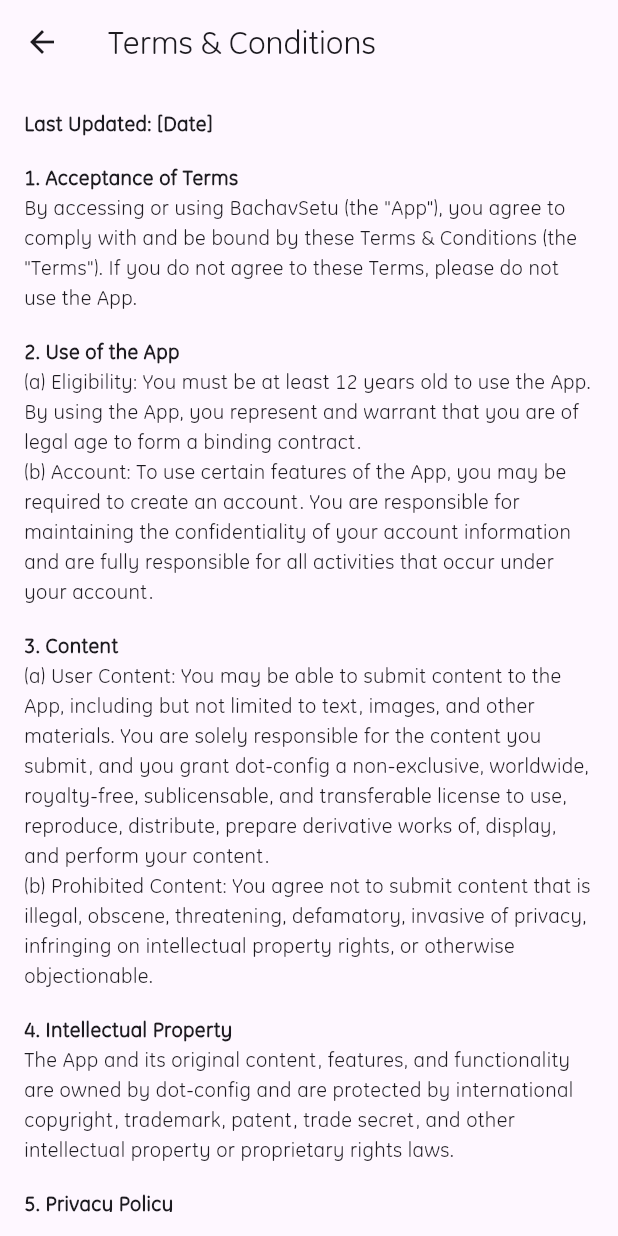
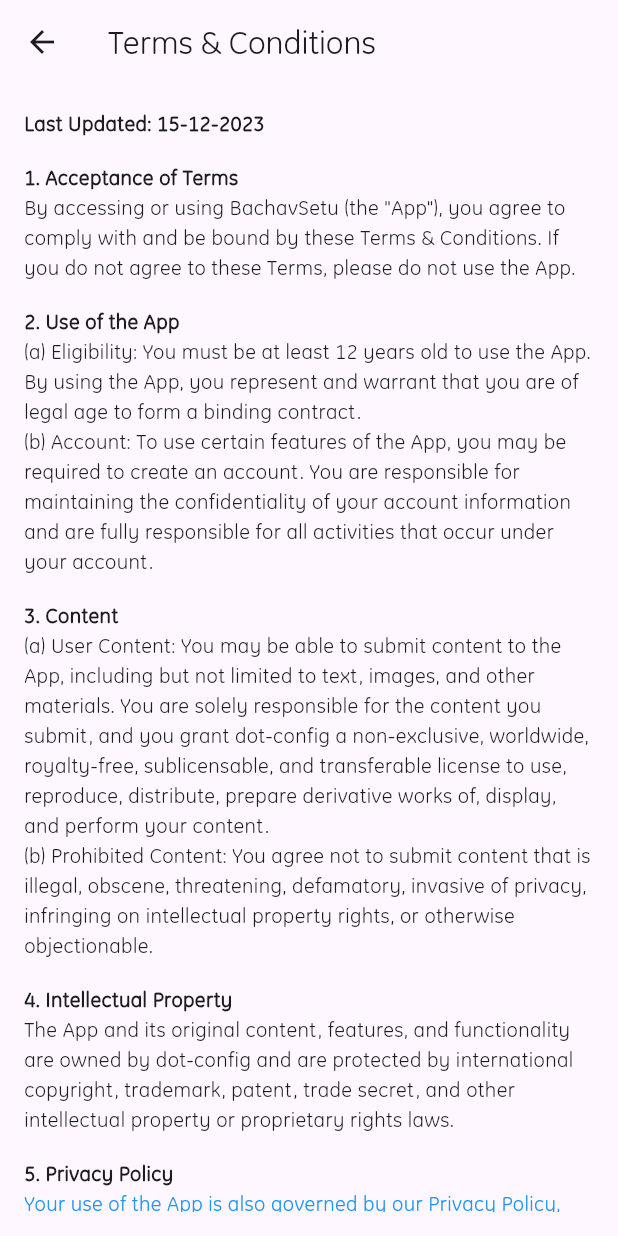
Before and after one commit to dot-config-IIITS/application-SIH-BachavSetu, a Flutter app: the TermsAndConditionsPage screen opened directly, on a phone screen of 412 x 824 dp. Run offline on Flutter 3.47's test engine with Material 3 defaults, Android fonts, the phone set to English and light mode, and no system bars; our stand-ins replace curved_navigation_bar, flutter_map, image_picker, ionicons, latlong2, socket_io_client.

Commit message:
Minor changes in Terms & Conditions and Privacy Policy

```diff
--- a/bachavsetu/lib/settings/other/privacy_policy.dart
+++ b/bachavsetu/lib/settings/other/privacy_policy.dart
@@ -78,7 +78,7 @@ class PrivacyPolicyPage extends StatelessWidget {
                       MaterialPageRoute(builder: (context) => ContactUsPage()));
                 },
                 child: const Text(
-                  'If you have any questions about our Privacy Policy, please contact us at Contact Information.',
+                  'If you have any questions about our Privacy Policy, please contact us here.',
                   style: TextStyle(
                     color: Colors.blue,
                     decoration: TextDecoration.underline,
--- a/bachavsetu/lib/settings/other/terms_and_conditions.dart
+++ b/bachavsetu/lib/settings/other/terms_and_conditions.dart
@@ -17,7 +17,7 @@ class TermsAndConditionsPage extends StatelessWidget {
             crossAxisAlignment: CrossAxisAlignment.start,
             children: [
               const Text(
-                'Last Updated: [Date]',
+                'Last Updated: 15-12-2023',
                 style: TextStyle(fontWeight: FontWeight.bold),
               ),
               const SizedBox(height: 16.0),
@@ -26,7 +26,7 @@ class TermsAndConditionsPage extends StatelessWidget {
                 style: TextStyle(fontWeight: FontWeight.bold),
               ),
               const Text(
-                'By accessing or using BachavSetu (the "App"), you agree to comply with and be bound by these Terms & Conditions (the "Terms"). If you do not agree to these Terms, please do not use the App.',
+                'By accessing or using BachavSetu (the "App"), you agree to comply with and be bound by these Terms & Conditions. If you do not agree to these Terms, please do not use the App.',
               ),
               const SizedBox(height: 16.0),
               const Text(
@@ -123,9 +123,9 @@ class TermsAndConditionsPage extends StatelessWidget {
     );
   }
 
-  Future<void> _launchUrl(Uri _url) async {
-    if (!await launchUrl(_url)) {
-      throw Exception('Could not launch $_url');
+  Future<void> _launchUrl(Uri url) async {
+    if (!await launchUrl(url)) {
+      throw Exception('Could not launch $url');
     }
   }
 }
```
